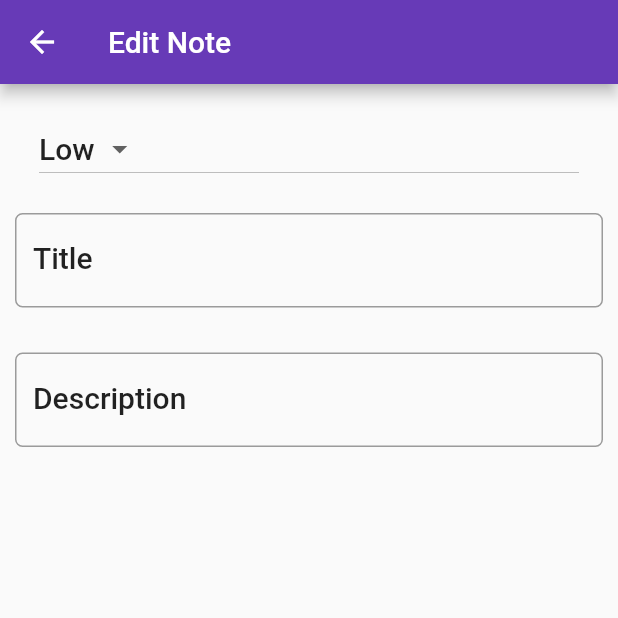
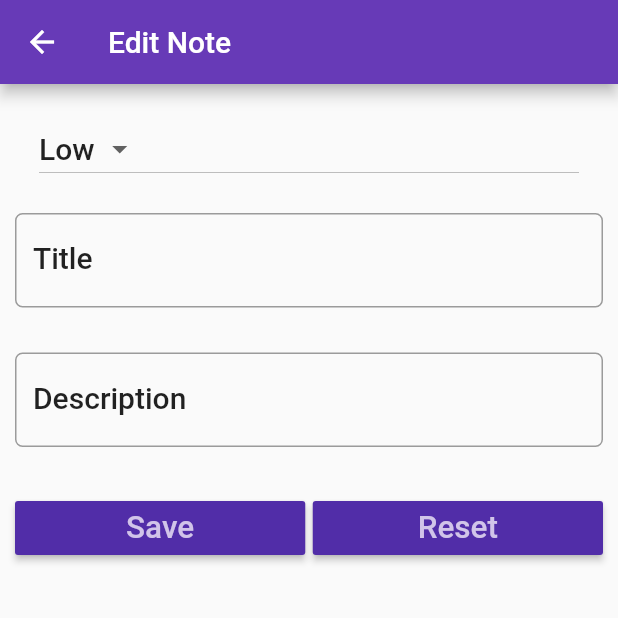
Before and after one commit to shubhampokhrel81/note_app, a Flutter app: the NoteDetail screen opened directly, on a phone screen of 412 x 824 dp, the top half of it. Run offline on Flutter 3.47's test engine with Material 2 defaults, Android fonts, the phone set to English and light mode, and no system bars.

Commit message:
buttons added

```diff
--- a/lib/screens/note_detail.dart
+++ b/lib/screens/note_detail.dart
@@ -79,6 +79,44 @@ class _NoteDetailState extends State<NoteDetail> {
                     )
                 ),
               ),
+            ),
+            Padding(
+              padding: EdgeInsets.only(top: 15.0,bottom: 15.0),
+              child: Row(
+                children: <Widget>[
+                  Expanded(
+                    child: RaisedButton(
+                      color: Theme.of(context).primaryColorDark,
+                      textColor: Theme.of(context).primaryColorLight,
+                      child: Text(
+                        'Save',
+                        textScaleFactor: 1.5,
+                      ),
+                      onPressed: (){
+                        setState(() {
+                          debugPrint("Dummy save");
+                        });
+                      },
+                    ),
+                  ),
+                  Container(width: 5.0,),
+                  Expanded(
+                    child: RaisedButton(
+                      color: Theme.of(context).primaryColorDark,
+                      textColor: Theme.of(context).primaryColorLight,
+                      child: Text(
+                        'Reset',
+                        textScaleFactor: 1.5,
+                      ),
+                      onPressed: (){
+                        setState(() {
+                          debugPrint("Dummy delete");
+                        });
+                      },
+                    ),
+                  ),
+                ],
+              ),
             )
           ],
         ),
```
